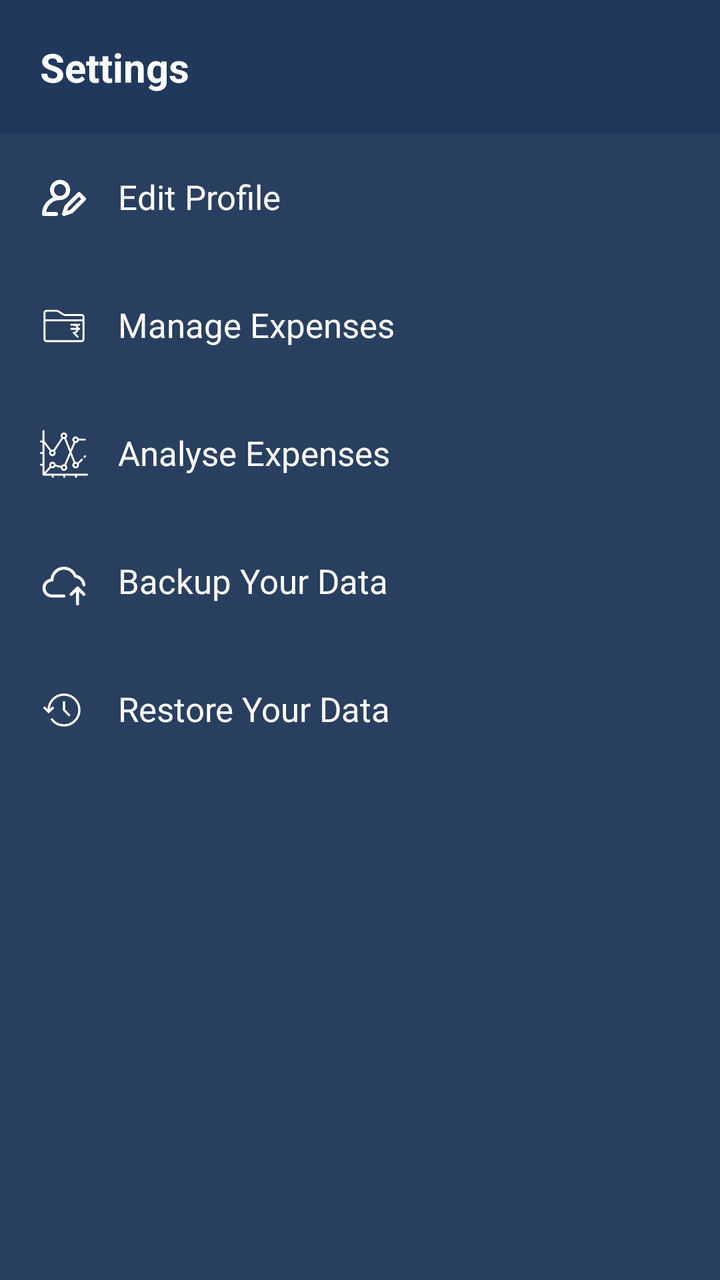
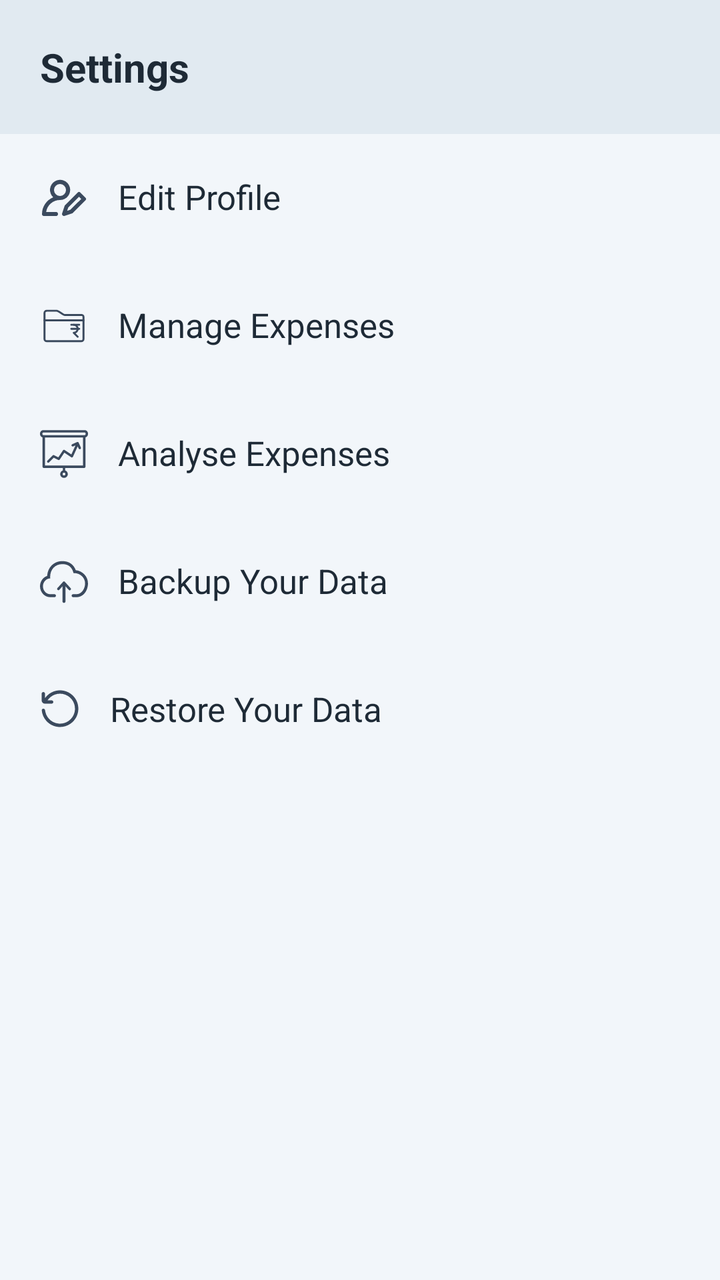

The first picture is an Android layout as it rendered before a commit; the second is the same layout after the commit. The layout source and the unified diff follow.
<!-- AndroidManifest.xml: application theme Theme.GharKharch -->
<!-- res/layout/drawer_layout.xml -->
<?xml version="1.0" encoding="utf-8"?>
<LinearLayout xmlns:android="http://schemas.android.com/apk/res/android"
    xmlns:app="http://schemas.android.com/apk/res-auto"
    android:id="@+id/drawer_layout"
    android:layout_width="match_parent"
    android:layout_height="match_parent"
    android:background="@color/backgroundColor"
    android:orientation="vertical">

    <FrameLayout
        android:layout_width="match_parent"
        android:layout_height="wrap_content"
        android:background="@color/backgroundColorVariant"
        android:fitsSystemWindows="true">

        <TextView
            android:layout_width="match_parent"
            android:layout_height="wrap_content"
            android:background="@color/backgroundColorVariant"
            android:padding="@dimen/padding_xlarge"
            android:text="Settings"
            android:textColor="@color/primaryTextColor"
            android:textSize="@dimen/text_size_heading"
            android:textStyle="bold" />

    </FrameLayout>

    <LinearLayout
        android:layout_width="match_parent"
        android:layout_height="0dp"
        android:layout_weight="1"
        android:orientation="vertical">

        <TextView
            android:id="@+id/edit_profile"
            android:layout_width="match_parent"
            android:layout_height="wrap_content"
            android:layout_marginHorizontal="@dimen/margin_small"
            android:layout_marginVertical="@dimen/margin_small"
            android:drawablePadding="@dimen/padding_large"
            android:padding="@dimen/padding_large"
            android:text="Edit Profile"
            android:textColor="@color/primaryTextColor"
            android:textSize="@dimen/text_size_large"
            app:drawableStartCompat="@drawable/edit_profile_icon" />


        <TextView
            android:id="@+id/manage_expenses"
            android:layout_width="match_parent"
            android:layout_height="wrap_content"
            android:layout_marginHorizontal="@dimen/margin_small"
            android:layout_marginVertical="@dimen/margin_small"
            android:drawablePadding="@dimen/padding_large"
            android:padding="@dimen/padding_large"
            android:text="Manage Expenses"
            android:textSize="@dimen/text_size_large"
            app:drawableStartCompat="@drawable/manage_expenses_icon" />

        <TextView
            android:id="@+id/analyse_expenses"
            android:layout_width="match_parent"
            android:layout_height="wrap_content"
            android:layout_marginHorizontal="@dimen/margin_small"
            android:layout_marginVertical="@dimen/margin_small"
            android:drawablePadding="@dimen/padding_large"
            android:padding="@dimen/padding_large"
            android:text="Analyse Expenses"
            android:textColor="@color/primaryTextColor"
            android:textSize="@dimen/text_size_large"
            app:drawableStartCompat="@drawable/analytics_icon" />

        <TextView
            android:id="@+id/backup_data"
            android:layout_width="match_parent"
            android:layout_height="wrap_content"
            android:layout_marginHorizontal="@dimen/margin_small"
            android:layout_marginVertical="@dimen/margin_small"
            android:drawablePadding="@dimen/padding_large"
            android:padding="@dimen/padding_large"
            android:text="Backup Your Data"
            android:textColor="@color/primaryTextColor"
            android:textSize="@dimen/text_size_large"
            app:drawableStartCompat="@drawable/backup_icon" />

        <TextView
            android:id="@+id/restore_data"
            android:layout_width="match_parent"
            android:layout_height="wrap_content"
            android:layout_marginHorizontal="@dimen/margin_small"
            android:layout_marginVertical="@dimen/margin_small"
            android:drawablePadding="@dimen/padding_large"
            android:padding="@dimen/padding_large"
            android:text="Restore Your Data"
            android:textColor="@color/primaryTextColor"
            android:textSize="@dimen/text_size_large"
            app:drawableStartCompat="@drawable/restore_icon" />

    </LinearLayout>

</LinearLayout>
<!-- resources referenced by this layout -->
<resources>
  <color name="backgroundColor">#293F5F</color>
  <color name="backgroundColorVariant">#20385B</color>
  <color name="primaryTextColor">#FFFFFF</color>
  <!-- drawable analytics_icon: vector/xml drawable (drawable, 3457 chars, omitted) -->
  <!-- drawable backup_icon (drawable) -->
  <vector xmlns:android="http://schemas.android.com/apk/res/android"
      android:width="24dp"
      android:height="24dp"
      android:tint="@color/white"
      android:viewportWidth="24"
      android:viewportHeight="24">
  
      <path
          android:fillColor="#00000000"
          android:pathData="M21.96,13.42C21.823,12.321 21.326,11.299 20.546,10.514C19.766,9.728 18.747,9.224 17.65,9.08C17.177,7.755 16.253,6.638 15.04,5.925C13.827,5.212 12.402,4.948 11.014,5.179C9.626,5.41 8.363,6.122 7.447,7.19C6.53,8.257 6.018,9.613 6,11.02C4.939,11.02 3.922,11.441 3.172,12.191C2.421,12.941 2,13.959 2,15.02C2,16.081 2.421,17.098 3.172,17.848C3.922,18.598 4.939,19.02 6,19.02H12"
          android:strokeWidth="1.5"
          android:strokeColor="#000000"
          android:strokeLineCap="round"
          android:strokeLineJoin="round" />
  
      <path
          android:fillColor="#00000000"
          android:pathData="M18.779,23V15"
          android:strokeWidth="1.5"
          android:strokeColor="#000000"
          android:strokeLineCap="round"
          android:strokeLineJoin="round" />
  
      <path
          android:fillColor="#00000000"
          android:pathData="M15.58,18.2L18.78,15L21.98,18.2"
          android:strokeWidth="1.5"
          android:strokeColor="#000000"
          android:strokeLineCap="round"
          android:strokeLineJoin="round" />
  
  </vector>
  <!-- drawable edit_profile_icon (drawable) -->
  <vector xmlns:android="http://schemas.android.com/apk/res/android"
      android:width="24dp"
      android:height="24dp"
      android:tint="@color/white"
      android:viewportWidth="24"
      android:viewportHeight="24">
  
      <path
          android:fillColor="#000000"
          android:pathData="M2,21L8,21a1,1 0,0 0,0 -2L3.071,19A7.011,7.011 0,0 1,10 13a5.044,5.044 0,1 0,-3.377 -1.337A9.01,9.01 0,0 0,1 20,1 1,0 0,0 2,21ZM10,5A3,3 0,1 1,7 8,3 3,0 0,1 10,5ZM20.207,9.293a1,1 0,0 0,-1.414 0l-6.25,6.25a1.011,1.011 0,0 0,-0.241 0.391l-1.25,3.75A1,1 0,0 0,12 21a1.014,1.014 0,0 0,0.316 -0.051l3.75,-1.25a1,1 0,0 0,0.391 -0.242l6.25,-6.25a1,1 0,0 0,0 -1.414ZM15.207,17.876 L13.578,18.419 14.121,16.79L19.5,11.414 20.586,12.5Z" />
  
  </vector>
  <!-- drawable manage_expenses_icon (drawable) -->
  <vector xmlns:android="http://schemas.android.com/apk/res/android"
      android:width="24dp"
      android:height="24dp"
      android:tint="@color/white"
      android:viewportWidth="48"
      android:viewportHeight="48">
  
      <path
          android:fillColor="#00000000"
          android:pathData="m41.68,13h-16.91c-2,-0.1 -5.93,-4.23 -8.19,-4.23H6.68c-1.204,-0 -2.18,0.975 -2.181,2.179 0,0.017 0,0.034 0.001,0.051h0v7.29h39v-3.42c0.022,-1.01 -0.779,-1.847 -1.789,-1.87 -0.01,-0 -0.02,-0 -0.031,-0Z"
          android:strokeWidth="1.9200000000000004"
          android:strokeColor="#000000"
          android:strokeLineCap="round"
          android:strokeLineJoin="round" />
  
      <path
          android:fillColor="#00000000"
          android:pathData="m4.5,18.28v18.72c-0.011,1.204 0.956,2.189 2.16,2.2 0.003,0 0.007,0 0.01,0h34.65c1.204,0 2.18,-0.976 2.18,-2.18 0,-0.007 0,-0.013 0,-0.02h0v-18.72"
          android:strokeWidth="1.9200000000000004"
          android:strokeColor="#000000"
          android:strokeLineCap="round"
          android:strokeLineJoin="round" />
  
      <path
          android:fillColor="#00000000"
          android:pathData="m31.274,22.754h2.429c2.221,0 4.022,1.805 4.022,4.031s-1.801,4.031 -4.022,4.031l4.022,3.938"
          android:strokeWidth="1.9200000000000004"
          android:strokeColor="#000000"
          android:strokeLineCap="round"
          android:strokeLineJoin="round" />
  
      <path
          android:fillColor="#00000000"
          android:pathData="M33.703,22.754L39.226,22.754"
          android:strokeWidth="1.9200000000000004"
          android:strokeColor="#000000"
          android:strokeLineCap="round"
          android:strokeLineJoin="round" />
  
      <path
          android:fillColor="#00000000"
          android:pathData="M31.274,26.805L39.226,26.805"
          android:strokeWidth="1.9200000000000004"
          android:strokeColor="#000000"
          android:strokeLineCap="round"
          android:strokeLineJoin="round" />
  
  </vector>
  <!-- drawable restore_icon (drawable) -->
  <vector xmlns:android="http://schemas.android.com/apk/res/android"
      android:width="24dp"
      android:height="24dp"
      android:tint="@color/white"
      android:viewportWidth="25"
      android:viewportHeight="25">
  
      <path
          android:fillColor="#00000000"
          android:pathData="M5.885,17C7.325,19.113 9.75,20.5 12.5,20.5C16.918,20.5 20.5,16.918 20.5,12.5C20.5,8.082 16.918,4.5 12.5,4.5C8.082,4.5 4.5,8.082 4.5,12.5V13.5M12.5,8V12.5L15.5,15.5"
          android:strokeWidth="1.2"
          android:strokeColor="#121923" />
  
      <path
          android:fillColor="#00000000"
          android:pathData="M7,11L4.5,13.5L2,11"
          android:strokeWidth="1.2"
          android:strokeColor="#121923" />
  
  </vector>
  <color name="white">#FFFFFFFF</color>
  <color name="primaryTextColorVariant">#7C7B7B</color>
  <!-- unchanged entries left out for length: 8 -->
</resources>

<!-- the commit's change to res/layout/drawer_layout.xml (unified diff, before → after) -->
@@ -68,7 +68,7 @@
             android:text="Analyse Expenses"
             android:textColor="@color/primaryTextColor"
             android:textSize="@dimen/text_size_large"
-            app:drawableStartCompat="@drawable/analytics_icon" />
+            app:drawableStartCompat="@drawable/analyse_icon" />
 
         <TextView
             android:id="@+id/backup_data"
<!-- resource entries referenced after the edit -->
@@ -1,47 +1,43 @@
 <!-- resources referenced by this layout -->
 <resources>
-  <color name="backgroundColor">#293F5F</color>
-  <color name="backgroundColorVariant">#20385B</color>
-  <color name="primaryTextColor">#FFFFFF</color>
-  <!-- drawable analytics_icon: vector/xml drawable (drawable, 3457 chars, omitted) -->
+  <color name="backgroundColor">#F2F6FA</color>
+  <color name="backgroundColorVariant">#E1EAF1</color>
+  <color name="primaryTextColor">#1E2A36</color>
+  <!-- drawable analyse_icon (drawable) -->
+  <vector xmlns:android="http://schemas.android.com/apk/res/android"
+      android:width="24dp"
+      android:height="24dp"
+      android:tint="@color/iconColor"
+      android:viewportWidth="298.02"
+      android:viewportHeight="298.02">
+  
+      <path
+          android:fillColor="#000000"
+          android:pathData="M276.52,0.54H21.5C9.64,0.54 0,10.19 0,22.04v3.45c0,9.85 6.67,18.16 15.72,20.69v182c0,4.14 3.36,7.5 7.5,7.5h118.29v15.44c-9.45,3.15 -16.29,12.07 -16.29,22.57c0,13.12 10.67,23.79 23.79,23.79c13.12,0 23.79,-10.67 23.79,-23.79c0,-10.5 -6.84,-19.42 -16.29,-22.57v-15.44h118.29c4.14,0 7.5,-3.36 7.5,-7.5V46.18c9.06,-2.53 15.72,-10.84 15.72,-20.69v-3.45C298.02,10.19 288.37,0.54 276.52,0.54zM149.01,282.48c-4.85,0 -8.79,-3.94 -8.79,-8.79c0,-4.85 3.94,-8.79 8.79,-8.79s8.79,3.94 8.79,8.79C157.8,278.54 153.85,282.48 149.01,282.48zM267.29,220.68H30.72V46.99h236.57V220.68zM283.02,25.49c0,3.58 -2.92,6.5 -6.5,6.5H21.5c-3.58,0 -6.5,-2.92 -6.5,-6.5v-3.45c0,-3.58 2.92,-6.5 6.5,-6.5h255.02c3.58,0 6.5,2.92 6.5,6.5V25.49z" />
+  
+      <path
+          android:fillColor="#000000"
+          android:pathData="M51.29,203.1c1.92,0 3.84,-0.73 5.3,-2.2l28.75,-28.75l27.74,13.87c3.38,1.69 7.5,0.6 9.59,-2.55l28.41,-42.62l42.62,28.42c1.83,1.22 4.1,1.57 6.22,0.97c2.11,-0.6 3.86,-2.1 4.77,-4.1l29.33,-64.4l5.86,13.1c1.25,2.79 3.98,4.44 6.85,4.44c1.02,0 2.07,-0.21 3.06,-0.66c3.78,-1.69 5.47,-6.13 3.78,-9.91l-13.52,-30.18c-0.81,-1.82 -2.31,-3.23 -4.17,-3.94c-1.86,-0.71 -3.92,-0.65 -5.74,0.16L199.97,88.26c-3.78,1.69 -5.47,6.13 -3.78,9.91c1.7,3.78 6.13,5.47 9.91,3.78l14.25,-6.38l-25.65,56.33l-41.53,-27.69c-1.65,-1.1 -3.68,-1.5 -5.63,-1.11c-1.95,0.39 -3.67,1.54 -4.77,3.19l-28.9,43.35l-26.65,-13.33c-2.89,-1.44 -6.37,-0.88 -8.66,1.4l-32.57,32.57c-2.93,2.93 -2.93,7.68 0,10.61C47.45,202.37 49.37,203.1 51.29,203.1z" />
+  
+  </vector>
   <!-- drawable backup_icon (drawable) -->
   <vector xmlns:android="http://schemas.android.com/apk/res/android"
       android:width="24dp"
       android:height="24dp"
-      android:tint="@color/white"
-      android:viewportWidth="24"
-      android:viewportHeight="24">
+      android:tint="@color/iconColor"
+      android:viewportWidth="32"
+      android:viewportHeight="32">
   
       <path
-          android:fillColor="#00000000"
-          android:pathData="M21.96,13.42C21.823,12.321 21.326,11.299 20.546,10.514C19.766,9.728 18.747,9.224 17.65,9.08C17.177,7.755 16.253,6.638 15.04,5.925C13.827,5.212 12.402,4.948 11.014,5.179C9.626,5.41 8.363,6.122 7.447,7.19C6.53,8.257 6.018,9.613 6,11.02C4.939,11.02 3.922,11.441 3.172,12.191C2.421,12.941 2,13.959 2,15.02C2,16.081 2.421,17.098 3.172,17.848C3.922,18.598 4.939,19.02 6,19.02H12"
-          android:strokeWidth="1.5"
-          android:strokeColor="#000000"
-          android:strokeLineCap="round"
-          android:strokeLineJoin="round" />
-  
-      <path
-          android:fillColor="#00000000"
-          android:pathData="M18.779,23V15"
-          android:strokeWidth="1.5"
-          android:strokeColor="#000000"
-          android:strokeLineCap="round"
-          android:strokeLineJoin="round" />
-  
-      <path
-          android:fillColor="#00000000"
-          android:pathData="M15.58,18.2L18.78,15L21.98,18.2"
-          android:strokeWidth="1.5"
-          android:strokeColor="#000000"
-          android:strokeLineCap="round"
-          android:strokeLineJoin="round" />
+          android:fillColor="#000000"
+          android:pathData="M23.845,8.124c-1.395,-3.701 -4.392,-6.045 -8.921,-6.045 -5.762,0 -9.793,4.279 -10.14,9.86 -2.778,0.889 -4.784,3.723 -4.784,6.933 0,3.93 3.089,7.249 6.744,7.249h2.889c0.552,0 1,-0.448 1,-1s-0.448,-1 -1,-1h-2.889c-2.572,0 -4.776,-2.404 -4.776,-5.249 0,-2.514 1.763,-4.783 3.974,-5.163l0.907,-0.156 -0.08,-0.916 -0.008,-0.011c0,-4.871 3.205,-8.545 8.161,-8.545 3.972,0 6.204,1.957 7.236,5.295l0.214,0.688 0.721,0.015c3.715,0.078 6.972,3.092 6.972,6.837 0,3.408 -2.259,7.206 -5.678,7.206h-2.285c-0.552,0 -1,0.448 -1,1s0.448,1 1,1l2.277,-0.003c5,-0.132 7.605,-4.908 7.605,-9.203 0,-4.616 -3.617,-8.305 -8.14,-8.791zM16.75,16.092c-0.006,-0.006 -0.008,-0.011 -0.011,-0.016l-0.253,-0.264c-0.139,-0.146 -0.323,-0.219 -0.508,-0.218 -0.184,-0.002 -0.368,0.072 -0.509,0.218l-0.253,0.264c-0.005,0.005 -0.006,0.011 -0.011,0.016l-3.61,3.992c-0.28,0.292 -0.28,0.764 0,1.058l0.252,0.171c0.28,0.292 0.732,0.197 1.011,-0.095l2.128,-2.373v10.076c0,0.552 0.448,1 1,1s1,-0.448 1,-1v-10.066l2.199,2.426c0.279,0.292 0.732,0.387 1.011,0.095l0.252,-0.171c0.279,-0.293 0.279,-0.765 0,-1.058z" />
   
   </vector>
   <!-- drawable edit_profile_icon (drawable) -->
   <vector xmlns:android="http://schemas.android.com/apk/res/android"
       android:width="24dp"
       android:height="24dp"
-      android:tint="@color/white"
+      android:tint="@color/iconColor"
       android:viewportWidth="24"
       android:viewportHeight="24">
   
@@ -54,7 +50,7 @@
   <vector xmlns:android="http://schemas.android.com/apk/res/android"
       android:width="24dp"
       android:height="24dp"
-      android:tint="@color/white"
+      android:tint="@color/iconColor"
       android:viewportWidth="48"
       android:viewportHeight="48">
   
@@ -101,27 +97,19 @@
   </vector>
   <!-- drawable restore_icon (drawable) -->
   <vector xmlns:android="http://schemas.android.com/apk/res/android"
-      android:width="24dp"
-      android:height="24dp"
-      android:tint="@color/white"
-      android:viewportWidth="25"
-      android:viewportHeight="25">
+      android:width="20dp"
+      android:height="20dp"
+      android:tint="@color/iconColor"
+      android:viewportWidth="24"
+      android:viewportHeight="24">
   
       <path
-          android:fillColor="#00000000"
-          android:pathData="M5.885,17C7.325,19.113 9.75,20.5 12.5,20.5C16.918,20.5 20.5,16.918 20.5,12.5C20.5,8.082 16.918,4.5 12.5,4.5C8.082,4.5 4.5,8.082 4.5,12.5V13.5M12.5,8V12.5L15.5,15.5"
-          android:strokeWidth="1.2"
-          android:strokeColor="#121923" />
-  
-      <path
-          android:fillColor="#00000000"
-          android:pathData="M7,11L4.5,13.5L2,11"
-          android:strokeWidth="1.2"
-          android:strokeColor="#121923" />
+          android:fillColor="#0F0F0F"
+          android:pathData="M4.522,7H7C7.552,7 8,7.448 8,8C8,8.552 7.552,9 7,9H3C1.895,9 1,8.105 1,7V3C1,2.448 1.448,2 2,2C2.552,2 3,2.448 3,3V5.675C4.27,3.869 6.061,2.477 8.149,1.696C10.663,0.756 13.435,0.768 15.941,1.73C18.448,2.692 20.516,4.538 21.756,6.919C22.996,9.3 23.323,12.053 22.674,14.658C22.025,17.263 20.446,19.541 18.235,21.063C16.023,22.584 13.331,23.244 10.666,22.919C8.001,22.593 5.547,21.304 3.767,19.295C2.208,17.536 1.26,15.331 1.046,13.008C0.996,12.458 1.452,12.009 2.004,12.008C2.557,12.008 3.004,12.457 3.065,13.005C3.271,14.837 4.037,16.571 5.27,17.962C6.726,19.605 8.731,20.659 10.909,20.925C13.088,21.191 15.288,20.651 17.096,19.407C18.904,18.164 20.194,16.302 20.725,14.172C21.255,12.043 20.988,9.793 19.975,7.847C18.961,5.901 17.27,4.392 15.222,3.606C13.173,2.82 10.907,2.81 8.852,3.578C7.11,4.229 5.621,5.401 4.58,6.922C4.562,6.949 4.542,6.975 4.522,7Z" />
   
   </vector>
-  <color name="white">#FFFFFFFF</color>
-  <color name="primaryTextColorVariant">#7C7B7B</color>
+  <color name="iconColor">#3B4A5E</color>
+  <color name="primaryTextColorVariant">#5A6B7D</color>
   <!-- unchanged entries left out for length: 8 -->
 </resources>
 
